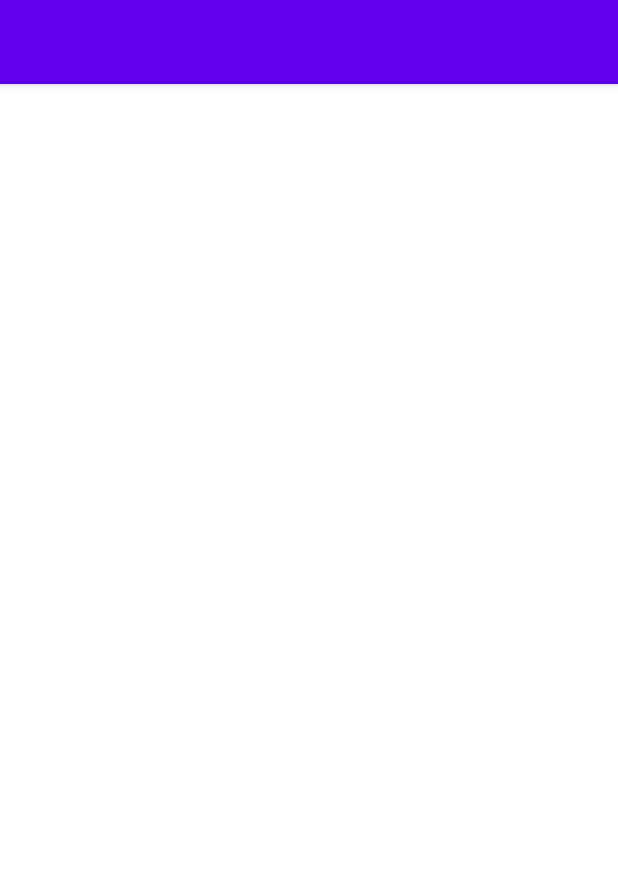
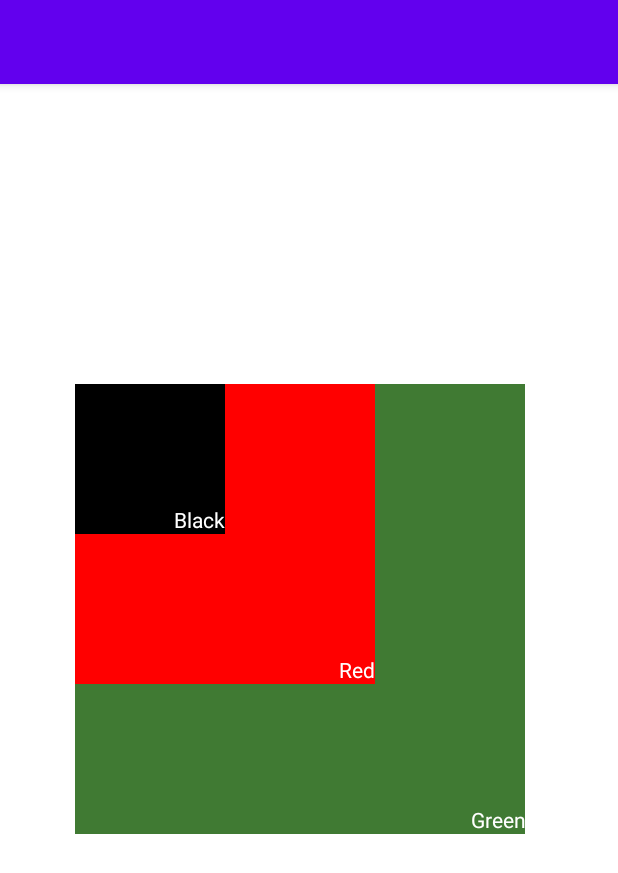
Before and after one commit to Satans-Squad/Android, an Android app: the screen it shows after launch (MainActivity), on a phone screen of 412 x 824 dp. Shown: the top 873 px of the screen. Run offline under Robolectric (Android 15) with nearby library versions, the phone set to English and light mode, and no system bars.

Commit message:
Prac 2 Updated

```diff
--- a/Practical_2/app/src/main/res/layout/activity_main.xml
+++ b/Practical_2/app/src/main/res/layout/activity_main.xml
@@ -1,5 +1,63 @@
 <?xml version="1.0" encoding="utf-8"?>
-<LinearLayout xmlns:android="http://schemas.android.com/apk/res/android"
+<FrameLayout xmlns:android="http://schemas.android.com/apk/res/android"
+    xmlns:app="http://schemas.android.com/apk/res-auto"
+    xmlns:tools="http://schemas.android.com/tools"
     android:layout_width="match_parent"
     android:layout_height="match_parent"
-    android:layout_margin="15dp" />
+    tools:context=".MainActivity"
+
+    tools:layout_editor_absoluteX="1dp"
+    tools:layout_editor_absoluteY="1dp">
+    <LinearLayout
+        android:layout_width="300dp"
+        android:layout_height="300dp"
+        android:background="@color/black"
+        android:layout_marginLeft="50dp"
+        android:layout_marginTop="200dp"
+        android:orientation="vertical">
+
+        <TextView
+            android:layout_width="match_parent"
+            android:layout_height="match_parent"
+            android:background="#407A33"
+            android:gravity="bottom"
+            android:text="Green"
+            android:textAlignment="textEnd"
+            android:textColor="@color/white"
+            tools:ignore="RtlCompat" />
+    </LinearLayout>
+    <LinearLayout
+        android:layout_width="200dp"
+        android:layout_height="200dp"
+        android:layout_marginLeft="50dp"
+        android:layout_marginTop="200dp"
+        android:background="@color/black"
+        android:orientation="vertical">
+
+        <TextView
+            android:layout_width="match_parent"
+            android:layout_height="match_parent"
+            android:background="#FF0000"
+            android:gravity="bottom"
+            android:text="Red"
+            android:textAlignment="textEnd"
+            android:textColor="@color/white"
+            tools:ignore="RtlCompat" />
+    </LinearLayout>
+    <LinearLayout
+        android:layout_width="100dp"
+        android:layout_height="100dp"
+        android:layout_marginLeft="50dp"
+        android:layout_marginTop="200dp"
+        android:background="@color/black"
+        android:orientation="vertical">
+        <TextView
+            android:layout_width="match_parent"
+            android:layout_height="match_parent"
+            android:textColor="@color/white"
+            android:textAlignment="textEnd"
+            android:gravity="bottom"
+            android:text="Black"
+            tools:ignore="RtlCompat" />
+    </LinearLayout>
+</FrameLayout>
```
